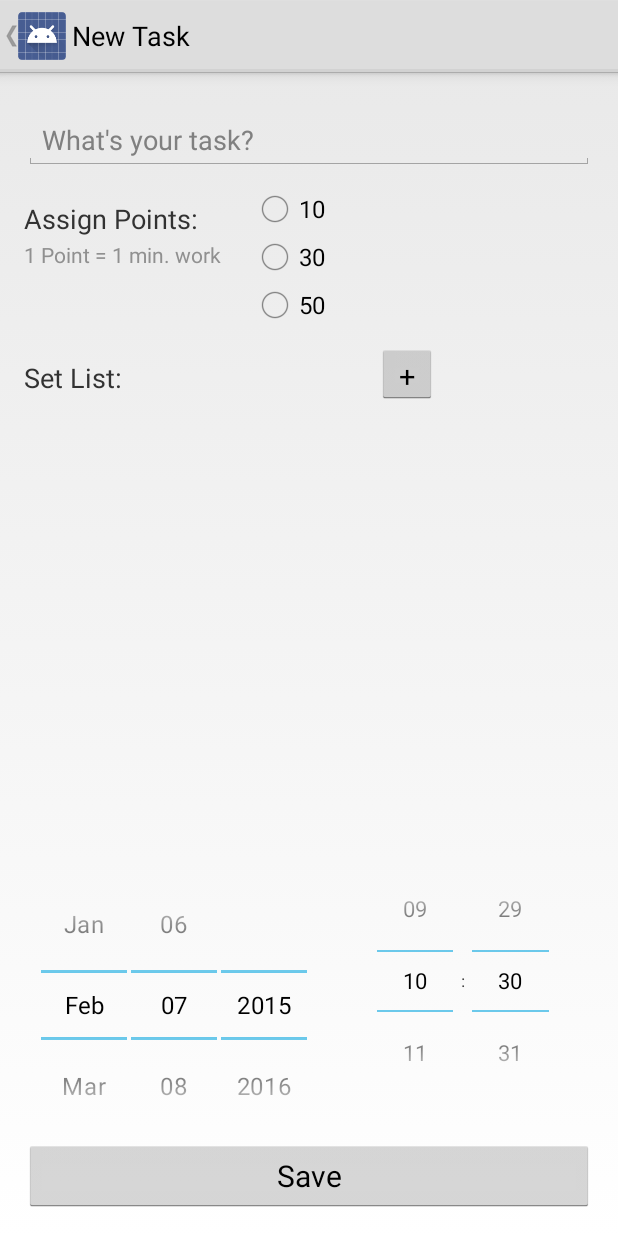
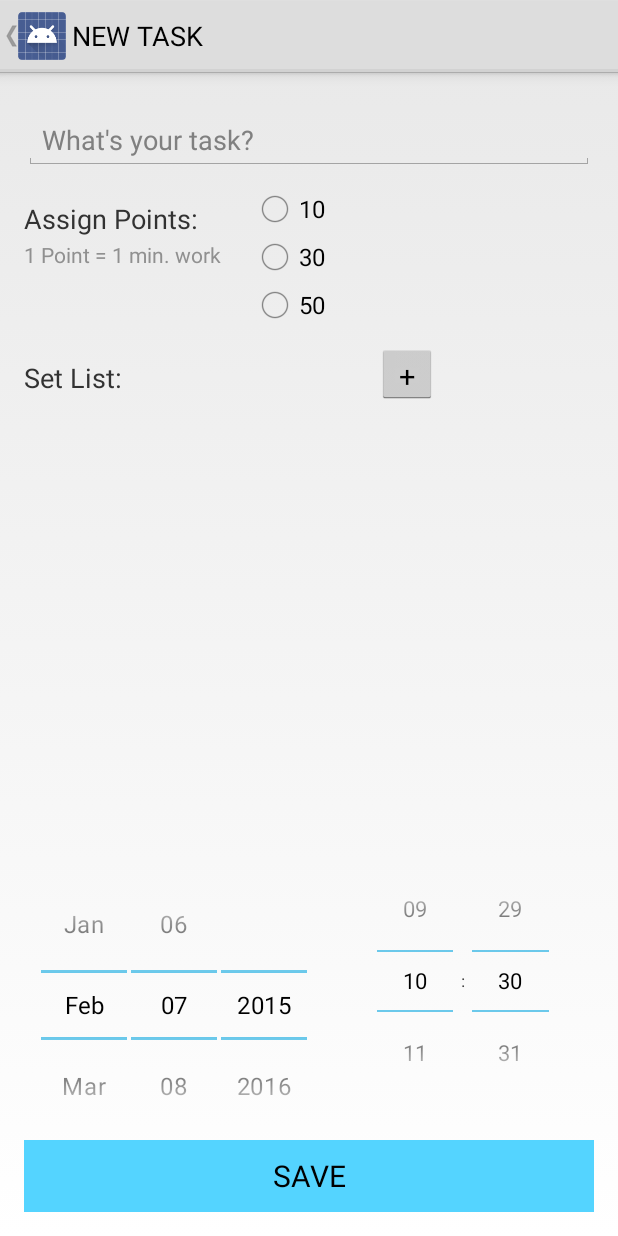
Before and after one commit to eh-bianca/Tags, an Android app: the screen it shows after launch (ManageTaskActivity), after a tap on "NEUER TASK", on a phone screen of 412 x 824 dp. Run offline under Robolectric (Android 15) with nearby library versions, the phone set to English and light mode, and no system bars.

Commit message:
Design geändert & Progressbar etc. in DateActivity und TasksOfList implementiert

```diff
--- a/app/src/main/java/at/ac/fh/tags/DateActivity.java
+++ b/app/src/main/java/at/ac/fh/tags/DateActivity.java
@@ -18,8 +18,10 @@ import android.widget.AdapterView;
 import android.widget.Button;
 import android.widget.ImageButton;
 import android.widget.ListView;
+import android.widget.ProgressBar;
 import android.widget.RelativeLayout;
 import android.widget.SimpleCursorAdapter;
+import android.widget.TextView;
 
 import java.text.DateFormat;
 import java.text.SimpleDateFormat;
@@ -37,6 +39,11 @@ import java.util.Locale;
         private TaskManager tm;
         private Context context = this;
         int source = 1;
+        private ProgressBar progressBar;
+        private int progressStatus = 0;
+        private TextView tvPunkte;
+        private TextView tvLevel;
+        private int punktestand;
 
         @Override
         protected void onCreate(Bundle savedInstanceState) {
@@ -84,7 +91,7 @@ import java.util.Locale;
                     startUpdateActivity(view, id);
                 }
             });
-            listView1.setOnItemLongClickListener( new AdapterView.OnItemLongClickListener() {
+            listView1.setOnItemLongClickListener(new AdapterView.OnItemLongClickListener() {
                 @Override
                 public boolean onItemLongClick(AdapterView<?> adapterView, View view, int i, long l) {
                     final Cursor cursor = (Cursor) adapterView.getItemAtPosition(i);
@@ -169,6 +176,33 @@ import java.util.Locale;
             SimpleCursorAdapter adapter2 = new SimpleCursorAdapter(this, R.layout.task_entry, c2, columns, views);
             listView2.setAdapter(adapter2);
             loadButtons();
+
+            progressBar = (ProgressBar) findViewById(R.id.progressBar);
+            tvPunkte = (TextView) findViewById(R.id.levelBar);
+            tvLevel = (TextView) findViewById(R.id.level);
+
+            punktestand=tm.getSum();
+
+            int barStand=punktestand%100;
+            int level = (punktestand - barStand)/100;
+            tvLevel.setText("Level " + level);
+            Log.i("Level: ", "" + level);
+            Log.i("Punktestand: ", "" + punktestand);
+
+
+            if(barStand == 0){
+                tvPunkte.setText(progressStatus + "/" + progressBar.getMax());
+            }
+            else {
+                while (progressStatus < barStand) {
+                    progressStatus += 1;
+
+
+                    progressBar.setProgress(progressStatus);
+
+                    tvPunkte.setText(progressStatus + "/" + progressBar.getMax());
+                }
+            }
         }
         public void loadButtons(){
         Display display = getWindowManager().getDefaultDisplay();
--- a/app/src/main/java/at/ac/fh/tags/MainActivity.java
+++ b/app/src/main/java/at/ac/fh/tags/MainActivity.java
@@ -13,6 +13,7 @@ import android.database.Cursor;
 import android.graphics.Point;
 import android.os.Bundle;
 import android.os.Handler;
+import android.text.Layout;
 import android.util.Log;
 import android.view.Display;
 import android.view.Menu;
@@ -58,7 +59,6 @@ public class MainActivity extends Activity {
         tvPunkte = (TextView) findViewById(R.id.levelBar);
         tvLevel = (TextView) findViewById(R.id.level);
 
-
         punktestand=tm.getSum();
 
         int barStand=punktestand%100;
@@ -92,8 +92,8 @@ public class MainActivity extends Activity {
         RelativeLayout.LayoutParams params = (RelativeLayout.LayoutParams) btn1.getLayoutParams();
         params.width =  width/2;
         btn1.setLayoutParams(params);
-        btn1.setOnClickListener(new View.OnClickListener(){
-            public void onClick(View v){
+        btn1.setOnClickListener(new View.OnClickListener() {
+            public void onClick(View v) {
                 startActivityMain(v);
             }
         });
@@ -120,7 +120,7 @@ public class MainActivity extends Activity {
 
         Listen = tm.getLists();
 
-        ArrayAdapter arrayAdapter = new ArrayAdapter(this, android.R.layout.test_list_item, Listen);  //Adapter mappt zwischen dem Cursor (oder anderen Datenquelle) und der ListView
+        ArrayAdapter arrayAdapter = new ArrayAdapter(this, android.R.layout.simple_list_item_1, Listen);  //Adapter mappt zwischen dem Cursor (oder anderen Datenquelle) und der ListView
 
         listView1.setAdapter(arrayAdapter);
 
--- a/app/src/main/res/layout/activity_manage_task.xml
+++ b/app/src/main/res/layout/activity_manage_task.xml
@@ -22,11 +22,12 @@
     <Button
         android:onClick="onSave"
         android:layout_alignParentBottom="true"
-        android:text="Save"
+        android:text="SAVE"
         android:textSize="20dp"
         android:id="@+id/save"
         android:layout_width="fill_parent"
-        android:layout_height="wrap_content" />
+        android:layout_height="wrap_content"
+        android:background="#ff54d4ff"/>
 
 
     <DatePicker
--- a/app/src/main/res/layout/activity_update.xml
+++ b/app/src/main/res/layout/activity_update.xml
@@ -22,11 +22,12 @@
     <Button
         android:onClick="onUpdate"
         android:layout_alignParentBottom="true"
-        android:text="Update"
+        android:text="UPDATE"
         android:textSize="20dp"
         android:id="@+id/save"
         android:layout_width="fill_parent"
-        android:layout_height="wrap_content" />
+        android:layout_height="wrap_content"
+        android:background="#ff54d4ff"/>
 
 
     <DatePicker
--- a/app/src/main/res/values/styles.xml
+++ b/app/src/main/res/values/styles.xml
@@ -2,7 +2,6 @@
 
     <style name="AppTheme" parent="android:Theme.Holo.Light">
         <item name="android:datePickerStyle">@android:style/Widget.DatePicker</item>
-
-        </style>
+    </style>
 
 </resources>
```
Also changed, not shown: app/src/main/AndroidManifest.xml (+13 -11 lines), app/src/main/java/at/ac/fh/tags/TasksOfList.java (+42 -1 lines), app/src/main/res/layout/activity_date.xml (+25 -21 lines), app/src/main/res/layout/activity_main.xml (+13 -12 lines), app/src/main/res/layout/activity_tasks_of_list.xml (+32 -2 lines), app/src/main/res/layout/task_entry.xml (+3 -5 lines), app/src/main/res/values/strings.xml (+5 -3 lines).
